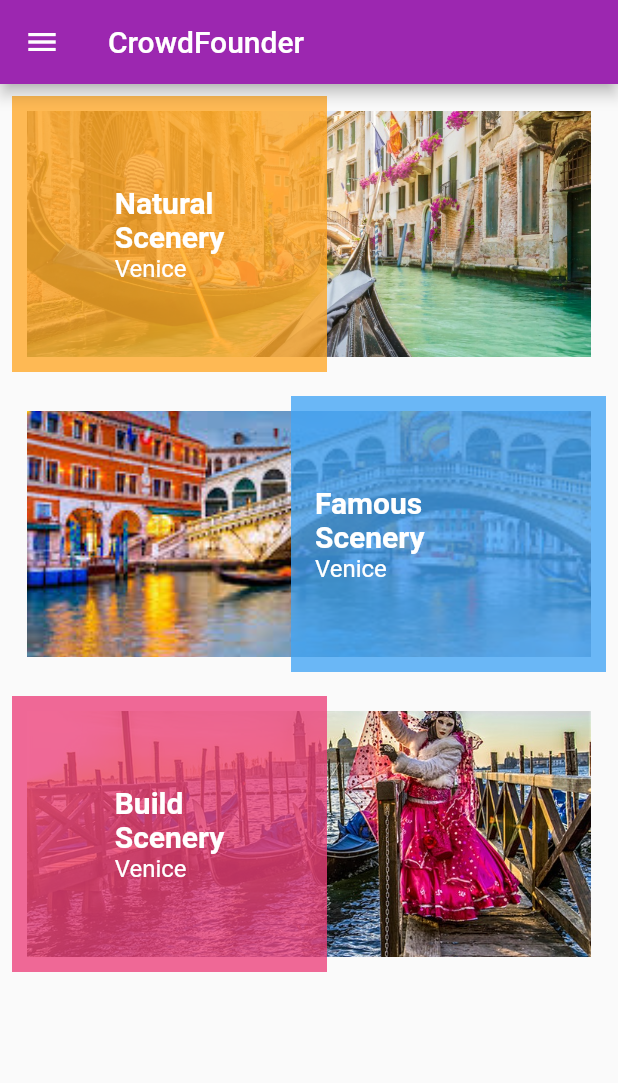
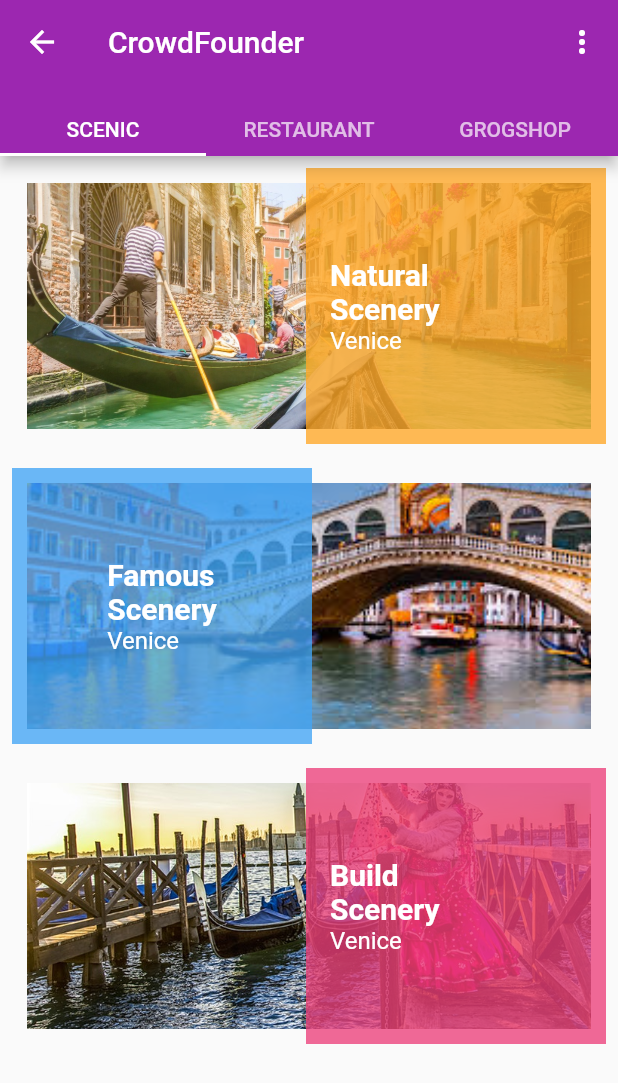
Before and after one commit to xrigau/flutter_playground, a Flutter app: the Challenge02Page screen opened by its route, on a phone screen of 412 x 824 dp. Shown: the top 1083 px of the screen. Run offline on Flutter 3.47's test engine with Material 2 defaults, Android fonts, the light colour scheme and no system bars; our stand-ins replace built_collection, built_value; generated files the repository leaves out were written again.

Commit message:
Improve a bit challenge 02. still unfinished

```diff
--- a/lib/challenge02.dart
+++ b/lib/challenge02.dart
@@ -8,44 +8,72 @@ ThemeData challenge02Theme() => ThemeData(
 
 class Challenge02Page extends StatelessWidget {
   static const String ROUTE = '/challenge02';
+
   final List<Item> items = <Item>[
     Item(
       'assets/challenge02/venice02.jpg',
       'Natural\nScenery',
       'Venice',
-      _Alignment.START,
-      Colors.orange[400].withAlpha(200),
+      _Alignment.END,
+      Colors.orange[400],
     ),
     Item(
       'assets/challenge02/venice03.jpg',
       'Famous\nScenery',
       'Venice',
-      _Alignment.END,
-      Colors.blue[400].withAlpha(200),
+      _Alignment.START,
+      Colors.blue[400],
     ),
     Item(
       'assets/challenge02/venice01.jpg',
       'Build\nScenery',
       'Venice',
-      _Alignment.START,
-      Colors.pink[400].withAlpha(200),
+      _Alignment.END,
+      Colors.pink[400],
     ),
   ];
 
   @override
   Widget build(BuildContext context) {
-    timeDilation = 10.0; // 1.0 means normal animation speed.
-    return Scaffold(
+    timeDilation = 5.0; // 1.0 means normal animation speed.
+    return DefaultTabController(
+      length: 3,
+      child: Scaffold(
         appBar: AppBar(
           title: Text('CrowdFounder'),
-        leading: IconButton(
-          icon: Icon(Icons.menu),
-          onPressed: () {},
-        ),
+          leading: backButton(context),
+          actions: <Widget>[
+            moreActions(),
+          ],
+          bottom: tabBar(),
         ),
         body: _body(context),
+      ),
     );
   }
+
+  IconButton backButton(BuildContext context) => IconButton(
+        icon: Icon(Icons.arrow_back),
+        onPressed: () => Navigator.of(context).pop(),
+      );
+
+  IconButton moreActions() => IconButton(
+        icon: Icon(Icons.more_vert),
+        onPressed: () {},
+      );
+
+  TabBar tabBar() => TabBar(
+        tabs: <Widget>[
+          tab("SCENIC"),
+          tab("RESTAURANT"),
+          tab("GROGSHOP"),
+        ],
+      );
+
+  Widget tab(String text) => Padding(
+        padding: EdgeInsets.symmetric(vertical: 8.0),
+        child: Text(text),
+      );
 
   Widget _body(BuildContext context) => ListView(
         itemExtent: 200.0,
@@ -59,10 +87,15 @@ class Challenge02Page extends StatelessWidget {
             alignment: item._alignment == _Alignment.START ? AlignmentDirectional.centerStart : AlignmentDirectional.centerEnd,
             children: <Widget>[
               _image(item),
-              _ItemInformation(item),
+              _itemInformation(item),
             ],
           ),
         ),
+      );
+
+  Widget _itemInformation(Item item) => Padding(
+        padding: EdgeInsets.all(8.0),
+        child: _ItemInformation(item),
       );
 
   Widget _image(Item item) => SizedBox(
@@ -83,18 +116,17 @@ class Challenge02Page extends StatelessWidget {
 
 class _ItemInformation extends StatelessWidget {
   final Item _item;
+  final bool opaque;
 
-  _ItemInformation(this._item);
+  _ItemInformation(this._item, {this.opaque = false});
 
   @override
-  Widget build(BuildContext context) => Padding(
-        padding: EdgeInsets.all(8.0),
-        child: Hero(
+  Widget build(BuildContext context) => Hero(
         tag: _item._imagePath + 'text',
         child: Container(
-            color: _item._color,
+          color: opaque ? _item._color : _item._color.withAlpha(200),
           child: SizedBox(
-              width: 210.0,
+            width: 200.0,
             height: 190.0,
             child: Column(
               crossAxisAlignment: _item._alignment == _Alignment.START ? CrossAxisAlignment.center : CrossAxisAlignment.start,
@@ -103,7 +135,22 @@ class _ItemInformation extends StatelessWidget {
               children: <Widget>[
                 Padding(
                   padding: EdgeInsets.only(left: _item._alignment == _Alignment.START ? 0.0 : 16.0),
-                    child: Column(
+                  child: _ItemInformationContent(_item),
+                ),
+              ],
+            ),
+          ),
+        ),
+      );
+}
+
+class _ItemInformationContent extends StatelessWidget {
+  final Item _item;
+
+  _ItemInformationContent(this._item);
+
+  @override
+  Widget build(BuildContext context) => Column(
         crossAxisAlignment: CrossAxisAlignment.start,
         children: <Widget>[
           Text(
@@ -115,13 +162,6 @@ class _ItemInformation extends StatelessWidget {
             style: _Theme.of(context).subtitle,
           )
         ],
-                    ),
-                  ),
-                ],
-              ),
-            ),
-          ),
-        ),
       );
 }
 
@@ -131,13 +171,6 @@ class Challenge02DetailPage extends StatelessWidget {
 
   @override
   Widget build(BuildContext context) => Scaffold(
-        appBar: AppBar(
-          title: Text('CrowdFounder'),
-          leading: IconButton(
-            icon: Icon(Icons.menu),
-            onPressed: () {},
-          ),
-        ),
         body: _body(context),
       );
 
@@ -146,6 +179,7 @@ class Challenge02DetailPage extends StatelessWidget {
           children: <Widget>[
             _image(),
             _info(),
+            _details(),
           ],
         ),
       );
@@ -162,24 +196,49 @@ class Challenge02DetailPage extends StatelessWidget {
         ),
       );
 
-  Widget _info() => Row(
+  Widget _info() => Card(
+        elevation: 3.0,
+        margin: EdgeInsets.symmetric(horizontal: 8.0, vertical: 16.0),
+        child: Row(
           children: <Widget>[
             SizedBox(
-            width: 150.0,
+              width: 159.0,
               height: 150.0,
               child: Column(
                 children: <Widget>[
-                Text("Foo"),
-                Text("Bar"),
+                  Text("414.75"),
+                  Text("Area"),
+                  Text("34.3"),
+                  Text("Population"),
                 ],
               ),
             ),
             Column(
               children: <Widget>[
-              _ItemInformation(_item),
+                _ItemInformation(
+                  _item,
+                  opaque: true,
+                ),
               ],
             ),
           ],
+        ),
+      );
+
+  Widget _details() => Card(
+        elevation: 3.0,
+        margin: EdgeInsets.symmetric(horizontal: 8.0, vertical: 16.0),
+        child: Row(
+          children: <Widget>[
+            Column(
+              children: <Widget>[
+                Text("Natural Scenery"),
+                Text("Venice"),
+                Text("Lorem ipsum"),
+              ],
+            ),
+          ],
+        ),
       );
 }
 
```
Lines whose indentation alone changed are shown as unchanged.
